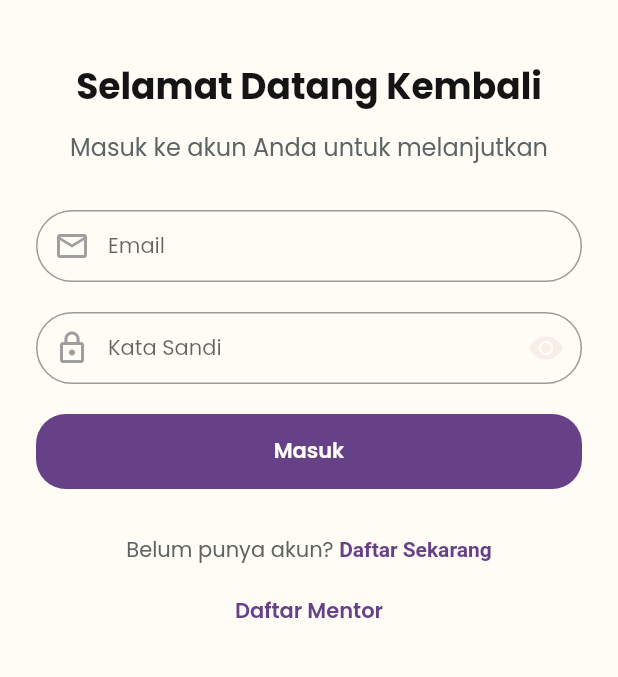
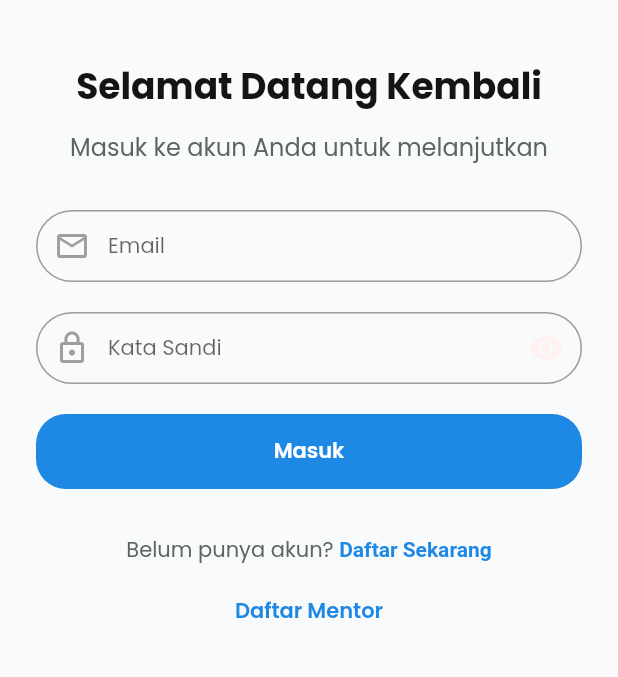
Before and after one commit to YueLearningCode/cermatify, a Flutter app: the screen it shows after launch, after a tap on "Masuk", on a phone screen of 412 x 824 dp, the part 285-962 px from its top. Run offline on Flutter 3.47's test engine with Material 3 defaults, Android fonts, the phone set to English and light mode, and no system bars; our stand-ins replace cloud_firestore, dio, firebase_auth, firebase_core, flutter_secure_storage, flutter_svg and 6 more; missing offline and left inert: cloudinary; accounts and stored records are empty; network calls fail.

Commit message:
Revert "Apply purple beige color palette"
This reverts commit 5a51f3c47311f34308d5dd5da184752dd4a92503.

```diff
--- a/lib/app/data/theme/app_colors.dart
+++ b/lib/app/data/theme/app_colors.dart
@@ -3,34 +3,34 @@
 /// [AppColors] adalah kelas yang menyediakan berbagai warna custom
 class AppColors {
   AppColors._();
-  static const Color primaryColor = Color(0xFF674188);
-  static const Color lightPrimaryColor = Color(0xFFC3ACD0);
-  static const Color darkPrimaryColor = Color(0xFF4B2F64);
-  static const Color secondaryColor = Color(0xFFF7EFE5);
+  static const Color primaryColor = Color(0xFF1E88E5);
+  static const Color lightPrimaryColor = Color(0xFF64B5F6);
+  static const Color darkPrimaryColor = Color(0xFF1565C0);
+  static const Color secondaryColor = Color(0xFFFFF2F0);
   static const Color tertiaryColor = Color(0xFF9E9BC7);
-  static const Color thirdColor = Color(0xFFFFFBF5);
-  static const Color fourthColor = Color(0xFFF7EFE5);
-  static const Color bgColor = Color(0xFFFFFBF5);
-  static const Color blueColor = Color(0xFF674188);
+  static const Color thirdColor = Color(0xFFEFF7EE);
+  static const Color fourthColor = Color(0xFFFFF2F0);
+  static const Color bgColor = Color(0xFFF9FAFB);
+  static const Color blueColor = Color(0xFF007FFD);
   static const Color redColor = Color(0xFFF74849);
   static const Color blackColor = Color(0xFF000000);
-  static const Color whiteColor = Color(0xFFFFFBF5);
-  static const Color whiteSecColor = Color(0xFFF7EFE5);
+  static const Color whiteColor = Color(0xFFFFFFFF);
+  static const Color whiteSecColor = Color(0xfffbfbfa);
   static const Color orangeColor = Color(0xffE5625C);
   static const Color orange2Color = Color(0xffD26003);
-  static const Color lightGreyColor = Color(0xFFFFFBF5);
-  static const Color placeholderColor = Color(0xFFC3ACD0);
-  static const Color secondaryButtonColor = Color(0xFFF7EFE5);
-  static const Color borderColor = Color(0xFFE4D7EC);
-  static const Color disabledColor = Color(0xFFF7EFE5);
+  static const Color lightGreyColor = Color(0xFFFBFBFB);
+  static const Color placeholderColor = Color(0xFFD6D6D6);
+  static const Color secondaryButtonColor = Color(0xFFEEEEF3);
+  static const Color borderColor = Color(0xFFDDE5E5);
+  static const Color disabledColor = Color(0xFFF0F0F0);
   static const Color yellowColor = Color(0xFFFFB13D);
   static const Color dividerColor = Color(0xFFDDE6E5);
   static const Color blueFacebookColor = Color(0xFF1977F3);
   static const Color trendingBackgroundColor = Color(0xFF4EA8A0);
   static const Color greyTextSecondaryColor = Color(0xFF5D6463);
   static const Color greyInactiveColor = Color(0xFFD9DBE9);
-  static const Color checkoutButtonColor = Color(0xFFF7EFE5);
-  static const Color greyFiledTextFieldColor = Color(0xFFF7EFE5);
+  static const Color checkoutButtonColor = Color(0xFFEBF3FF);
+  static const Color greyFiledTextFieldColor = Color(0xffF4F6F9);
   static const Color yellow2Color = Color(0xffFBAA19);
   static const Color greenColor = Color(0xff3AB737);
   static const Color grey2Color = Color(0xffB3B3B3);
--- a/lib/main.dart
+++ b/lib/main.dart
@@ -3,7 +3,6 @@
 import 'package:flutter/material.dart';
 import 'package:get/get.dart';
 import 'package:intl/date_symbol_data_local.dart';
-import 'app/data/theme/app_colors.dart';
 import 'app/routes/app_pages.dart';
 
 void main() async {
@@ -17,34 +16,7 @@
     GetMaterialApp(
       debugShowCheckedModeBanner: false,
       title: "Cermatify",
-      theme: ThemeData(
-        fontFamily: 'Poppins',
-        useMaterial3: false,
-        primaryColor: AppColors.primary,
-        scaffoldBackgroundColor: AppColors.background,
-        colorScheme: const ColorScheme.light(
-          primary: AppColors.primary,
-          secondary: AppColors.primaryLight,
-          surface: AppColors.surface,
-          error: AppColors.error,
-        ),
-        progressIndicatorTheme: const ProgressIndicatorThemeData(
-          color: AppColors.primary,
-        ),
-        checkboxTheme: CheckboxThemeData(
-          fillColor: WidgetStateProperty.resolveWith((states) {
-            return states.contains(WidgetState.selected)
-                ? AppColors.primary
-                : AppColors.surface;
-          }),
-          checkColor: WidgetStateProperty.all(AppColors.surface),
-        ),
-        inputDecorationTheme: const InputDecorationTheme(
-          focusedBorder: OutlineInputBorder(
-            borderSide: BorderSide(color: AppColors.primary),
-          ),
-        ),
-      ),
+      theme: ThemeData(fontFamily: 'Poppins', useMaterial3: false),
       initialRoute: AppPages.INITIAL,
       getPages: AppPages.routes,
     ),
```
